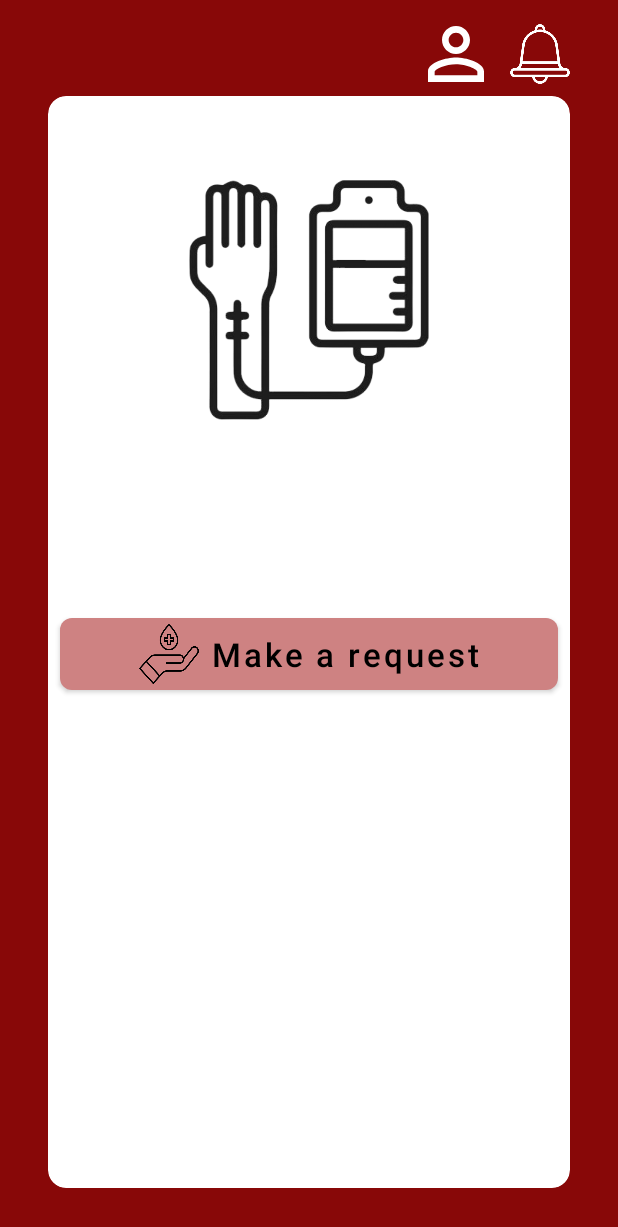
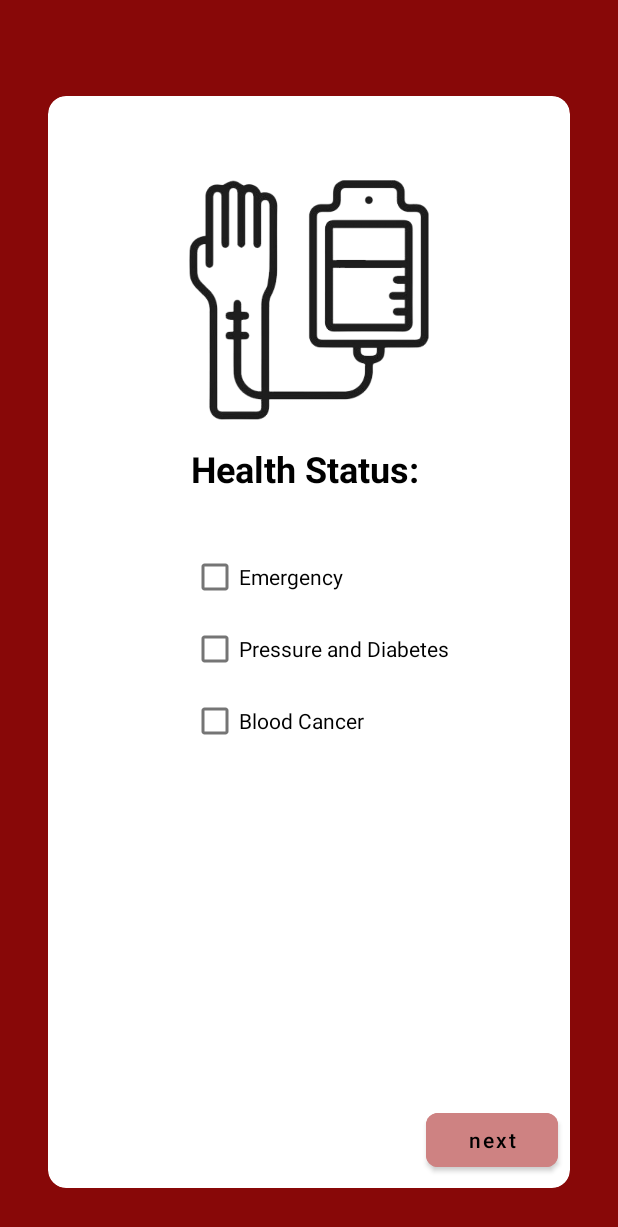
Before and after one commit to AhmedMaad/Blood-Pal, an Android app: the PatientHomeActivity screen opened directly, with no data from a screen before it, after a tap on "Make a request", on a phone screen of 412 x 824 dp. Shown: the top 1227 px of the screen. Run offline under Robolectric (Android 15) with nearby library versions, the phone set to English and light mode, and no system bars; Roboto replaces fonts that are not available here.

Commit message:
patient request

```diff
--- a/app/src/main/java/com/maad/bloodpal/patient/PatientHomeActivity.kt
+++ b/app/src/main/java/com/maad/bloodpal/patient/PatientHomeActivity.kt
@@ -16,7 +16,7 @@ class PatientHomeActivity : AppCompatActivity() {
         }
 
         binding.makeRequestBtn.setOnClickListener {
-
+            startActivity(Intent(this, HealthStatusActivity::class.java))
         }
 
     }
--- a/app/src/main/java/com/maad/bloodpal/registeration/UserTypeActivity.kt
+++ b/app/src/main/java/com/maad/bloodpal/registeration/UserTypeActivity.kt
@@ -112,7 +112,7 @@ class UserTypeActivity : AppCompatActivity() {
 
                 val editor = getSharedPreferences("user_settings", MODE_PRIVATE).edit()
                 editor.putString("id", userId)
-                //editor.putString("type",userType)
+                editor.putString("userType",userType)
                 editor.apply()
 
                 when(userType){
--- a/app/src/main/res/layout/activity_health_status.xml
+++ b/app/src/main/res/layout/activity_health_status.xml
@@ -27,15 +27,27 @@
         app:layout_constraintStart_toStartOf="@id/container_cv"
         app:layout_constraintTop_toTopOf="@id/container_cv" />
 
+    <TextView
+        android:id="@+id/status_tv"
+        android:layout_width="wrap_content"
+        android:layout_height="wrap_content"
+        android:layout_marginTop="16dp"
+        android:text="Health Status: "
+        android:textColor="@color/black"
+        android:textSize="24sp"
+        android:textStyle="bold"
+        app:layout_constraintEnd_toEndOf="@id/donation_iv"
+        app:layout_constraintStart_toStartOf="@id/donation_iv"
+        app:layout_constraintTop_toBottomOf="@id/donation_iv" />
+
     <CheckBox
         android:id="@+id/emergency_cb"
         android:layout_width="wrap_content"
         android:layout_height="wrap_content"
         android:layout_marginTop="32dp"
         android:text="Emergency"
-        app:layout_constraintEnd_toEndOf="@id/container_cv"
-        app:layout_constraintStart_toStartOf="@id/container_cv"
-        app:layout_constraintTop_toBottomOf="@id/donation_iv" />
+        app:layout_constraintStart_toStartOf="@id/status_tv"
+        app:layout_constraintTop_toBottomOf="@id/status_tv" />
 
     <CheckBox
         android:id="@+id/pressure_cb"
```
Also changed, not shown: app/src/main/java/com/maad/bloodpal/RegisteredUser.kt (+8 -8 lines), app/src/main/java/com/maad/bloodpal/User.kt (+6 -6 lines), app/src/main/java/com/maad/bloodpal/location/ChooseLocationActivity.kt (+60 -2 lines), app/src/main/java/com/maad/bloodpal/patient/HealthStatusActivity.kt (+25 -0 lines), app/src/main/java/com/maad/bloodpal/patient/PatientRequest.kt (added, +10 -0 lines), app/src/main/java/com/maad/bloodpal/registeration/LoginActivity.kt (+6 -5 lines), app/src/main/res/layout/activity_choose_location.xml (+11 -0 lines).
